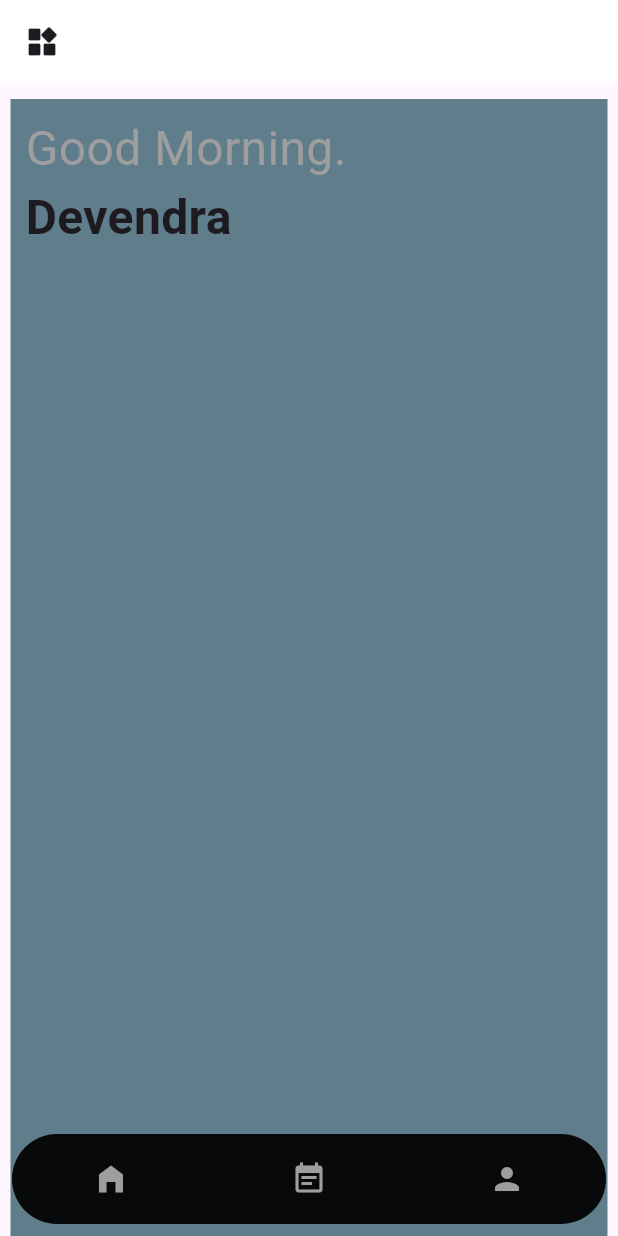
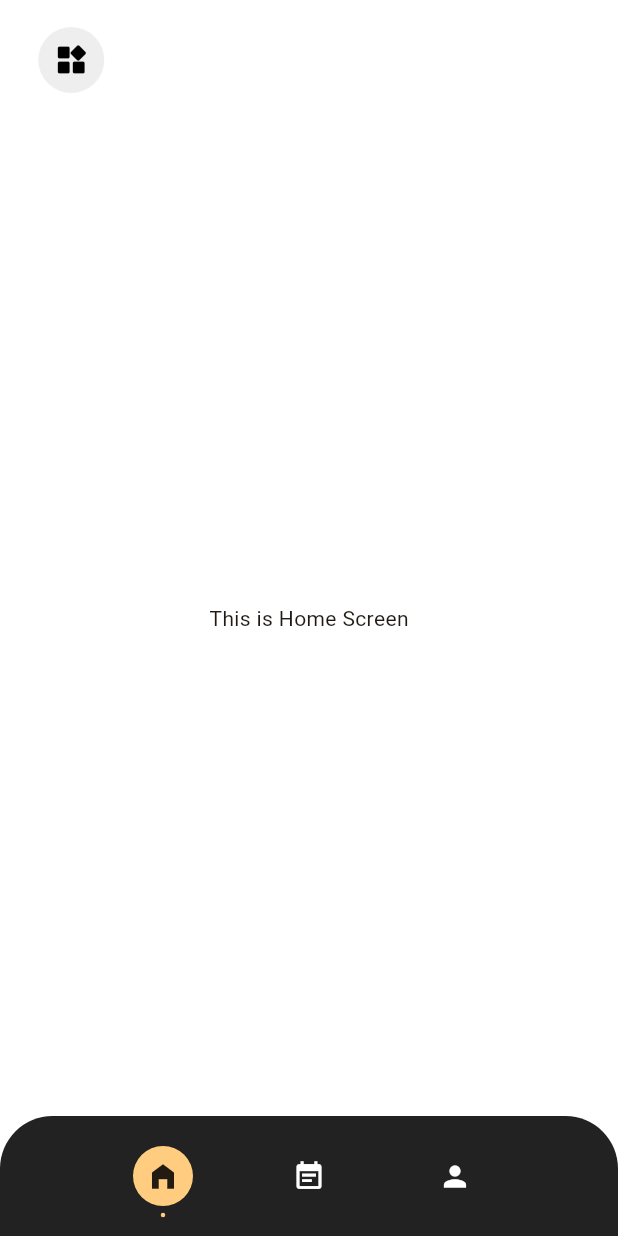
Before and after one commit to Devendrareddy1402/NotesHub, a Flutter app: the screen it shows after launch, on a phone screen of 412 x 824 dp. Run offline on Flutter 3.47's test engine with Material 2 defaults, Android fonts, the phone set to English and light mode, and no system bars; our stand-ins replace flutter_riverpod.

Commit message:
Added folder strucutre, made few changes to navbar

```diff
--- /dev/null
+++ b/lib/app/app.dart
@@ -0,0 +1,16 @@
+import 'package:flutter/material.dart';
+import '../widgets/base_temp.dart';
+
+class MyApp extends StatelessWidget {
+  const MyApp({super.key});
+
+  @override
+  Widget build(BuildContext context) {
+    return MaterialApp(
+        debugShowCheckedModeBanner: false,
+        theme: ThemeData.from(
+            colorScheme: ColorScheme.fromSeed(seedColor: Colors.orange),
+            useMaterial3: true),
+        home: const BaseTemplate());
+  }
+}
--- a/lib/home_page.dart
+++ /dev/null
@@ -1,56 +0,0 @@
-import 'package:flutter/material.dart';
-import 'package:notes_app_1/navigation_bar.dart';
-
-class HomePage extends StatelessWidget {
-  const HomePage({super.key});
-
-  @override
-  Widget build(BuildContext context) {
-    return Scaffold(
-      extendBody: true,
-      appBar: AppBar(
-        elevation: 0,
-        backgroundColor: Colors.white,
-        leading: IconButton(
-          icon: const Icon(
-            Icons.widgets_rounded,
-          ),
-          onPressed: () {},
-        ),
-      ),
-      body: Container(
-        color: Colors.blueGrey,
-        padding: const EdgeInsets.all(10),
-        margin: const EdgeInsets.only(
-            left: 7.0, top: 10.0, right: 7.0, bottom: 0.0),
-        child: const Column(
-          children: [
-            Row(
-              children: [
-                Text(
-                  "Good Morning.",
-                  style: TextStyle(
-                      fontSize: 32,
-                      fontWeight: FontWeight.normal,
-                      color: Colors.grey),
-                )
-              ],
-            ),
-            Row(
-              children: [
-                Text(
-                  "Devendra",
-                  style: TextStyle(
-                    fontSize: 32,
-                    fontWeight: FontWeight.bold,
-                  ),
-                )
-              ],
-            )
-          ],
-        ),
-      ),
-      bottomNavigationBar: Navigationline()
-    );
-  }
-}
--- a/lib/main.dart
+++ b/lib/main.dart
@@ -1,18 +1,7 @@
 import 'package:flutter/material.dart';
-import 'package:notes_app_1/home_page.dart';
+import 'package:flutter_riverpod/flutter_riverpod.dart';
+import 'app/app.dart';
 
 void main() {
-  runApp(const MyApp());
+  runApp(const ProviderScope(child: MyApp()));
 }
-
-class MyApp extends StatelessWidget {
-  const MyApp({super.key});
-
-  @override
-  Widget build(BuildContext context) {
-    return MaterialApp(
-        debugShowCheckedModeBanner: false,
-        theme: ThemeData.light(useMaterial3: true),
-        home: HomePage());
-  }
-}
--- a/lib/navigation_bar.dart
+++ /dev/null
@@ -1,41 +0,0 @@
-import 'package:flutter/material.dart';
-
-class Navigationline extends StatelessWidget {
-  const Navigationline({super.key});
-
-  @override
-  Widget build(BuildContext context) {
-    return Container(
-      margin: const EdgeInsets.symmetric(vertical: 8, horizontal: 8),
-      height: 60,
-      decoration: const BoxDecoration(
-        color: Color.fromARGB(237, 0, 0, 0),
-        borderRadius: BorderRadius.all(Radius.circular(30)),
-      ),
-      child: Row(
-        mainAxisAlignment: MainAxisAlignment.spaceAround,
-        children: [
-          IconButton(
-            onPressed: () {},
-            icon: const Icon(
-              Icons.home_filled,
-              color: Colors.grey,
-            ),
-          ),
-          IconButton(
-              onPressed: () {},
-              icon: const Icon(
-                Icons.event_note,
-                color: Colors.grey,
-              )),
-          IconButton(
-              onPressed: () {},
-              icon: const Icon(
-                Icons.person,
-                color: Colors.grey,
-              ))
-        ],
-      ),
-    );
-  }
-}
--- /dev/null
+++ b/lib/providers/providers.dart
@@ -0,0 +1,3 @@
+import 'package:flutter_riverpod/flutter_riverpod.dart';
+
+final navIndexProvider = StateProvider((ref) => 0);
--- /dev/null
+++ b/lib/screens/home_screen.dart
@@ -0,0 +1,14 @@
+import 'package:flutter/material.dart';
+
+class HomeScreen extends StatelessWidget {
+  const HomeScreen({super.key});
+
+  @override
+  Widget build(BuildContext context) {
+    return Container(
+      color: Colors.white,
+      alignment: Alignment.center,
+      child: const Text('This is Home Screen'),
+    );
+  }
+}
--- /dev/null
+++ b/lib/screens/notes_screen.dart
@@ -0,0 +1,14 @@
+import 'package:flutter/material.dart';
+
+class NotesScreen extends StatelessWidget {
+  const NotesScreen({super.key});
+
+  @override
+  Widget build(BuildContext context) {
+    return Container(
+      color: Colors.white,
+      alignment: Alignment.center,
+      child: const Text('This is Notes Screen'),
+    );
+  }
+}
--- /dev/null
+++ b/lib/screens/profile_screen.dart
@@ -0,0 +1,14 @@
+import 'package:flutter/material.dart';
+
+class ProfileScreen extends StatelessWidget {
+  const ProfileScreen({super.key});
+
+  @override
+  Widget build(BuildContext context) {
+    return Container(
+      color: Colors.white,
+      alignment: Alignment.center,
+      child: const Text('This is Profile Screen'),
+    );
+  }
+}
--- /dev/null
+++ b/lib/widgets/base_temp.dart
@@ -0,0 +1,55 @@
+import 'package:flutter/material.dart';
+import 'package:flutter/services.dart';
+import 'package:flutter_riverpod/flutter_riverpod.dart';
+import 'package:notes_app_1/providers/providers.dart';
+import 'navigation_bar.dart';
+import 'package:notes_app_1/screens/home_screen.dart';
+import 'package:notes_app_1/screens/notes_screen.dart';
+import 'package:notes_app_1/screens/profile_screen.dart';
+
+class BaseTemplate extends ConsumerWidget {
+  const BaseTemplate({super.key});
+
+  final _screens = const <Widget>[HomeScreen(), NotesScreen(), ProfileScreen()];
+
+  @override
+  Widget build(BuildContext context, WidgetRef ref) {
+    final selectedIndex = ref.watch(navIndexProvider);
+
+    return Scaffold(
+        extendBody: true,
+        extendBodyBehindAppBar: true,
+        appBar: AppBar(
+          elevation: 0,
+          toolbarHeight: 80,
+          leadingWidth: 80,
+          systemOverlayStyle: const SystemUiOverlayStyle(
+            statusBarColor: Colors.transparent,
+            statusBarIconBrightness: Brightness.dark,
+            systemNavigationBarColor: Colors.black87,
+            systemNavigationBarIconBrightness: Brightness.light,
+            systemNavigationBarDividerColor: Colors.transparent,
+          ),
+          backgroundColor: Colors.white,
+          leading: Column(
+              mainAxisAlignment: MainAxisAlignment.center,
+              crossAxisAlignment: CrossAxisAlignment.center,
+              children: <Widget>[
+                Container(
+                    padding: const EdgeInsets.only(left: 15),
+                    child: CircleAvatar(
+                        radius: 22,
+                        backgroundColor: Colors.grey[200],
+                        child: IconButton(
+                          icon: const Icon(
+                            Icons.widgets_rounded,
+                            color: Colors.black,
+                          ),
+                          onPressed: () {},
+                        )))
+              ]),
+        ),
+        body: _screens[selectedIndex],
+        bottomNavigationBar: const Navigationline());
+  }
+}
--- /dev/null
+++ b/lib/widgets/nav_icon.dart
@@ -0,0 +1,49 @@
+import 'package:flutter/material.dart';
+import 'package:flutter_riverpod/flutter_riverpod.dart';
+import '../providers/providers.dart';
+
+class NavIcon extends ConsumerWidget {
+  final int iconIndex;
+  final IconData icon;
+
+  const NavIcon({super.key, required this.iconIndex, required this.icon});
+
+  @override
+  Widget build(BuildContext context, WidgetRef ref) {
+    final selectedIndex = ref.watch(navIndexProvider);
+
+    return SizedBox(
+        height: 55,
+        child: Stack(alignment: Alignment.center, children: [
+          CircleAvatar(
+              radius: 20,
+              backgroundColor: selectedIndex == iconIndex
+                  ? Colors.orange[200]
+                  : Colors.transparent,
+              child: IconButton(
+                iconSize: 22,
+                padding: EdgeInsets.zero,
+                isSelected: selectedIndex == iconIndex,
+                selectedIcon: Icon(icon, color: Colors.black87),
+                onPressed: () {
+                  ref.read(navIndexProvider.notifier).state = iconIndex;
+                },
+                icon: Icon(
+                  icon,
+                  color: Colors.white,
+                ),
+              )),
+          Positioned(
+              bottom: 0,
+              child: Container(
+                decoration: BoxDecoration(
+                    shape: BoxShape.circle,
+                    color: selectedIndex == iconIndex
+                        ? Colors.orange[200]
+                        : Colors.transparent),
+                width: 3,
+                height: 3,
+              ))
+        ]));
+  }
+}
--- /dev/null
+++ b/lib/widgets/navigation_bar.dart
@@ -0,0 +1,30 @@
+import 'package:flutter/material.dart';
+import 'package:notes_app_1/widgets/nav_icon.dart';
+
+class Navigationline extends StatelessWidget {
+  const Navigationline({super.key});
+
+  @override
+  Widget build(BuildContext context) {
+    return SizedBox(
+        height: 80,
+        child: Container(
+          decoration: const BoxDecoration(
+            color: Colors.black87,
+            borderRadius: BorderRadius.only(
+                topRight: Radius.circular(35), topLeft: Radius.circular(35)),
+          ),
+          child: Container(
+            padding: const EdgeInsets.symmetric(horizontal: 60),
+            child: const Row(
+              mainAxisAlignment: MainAxisAlignment.spaceAround,
+              children: [
+                NavIcon(iconIndex: 0, icon: Icons.home_filled),
+                NavIcon(iconIndex: 1, icon: Icons.event_note),
+                NavIcon(iconIndex: 2, icon: Icons.person),
+              ],
+            ),
+          ),
+        ));
+  }
+}
```
Also changed, not shown: pubspec.yaml (+3 -4 lines), pubspec.lock, 1 other file.
